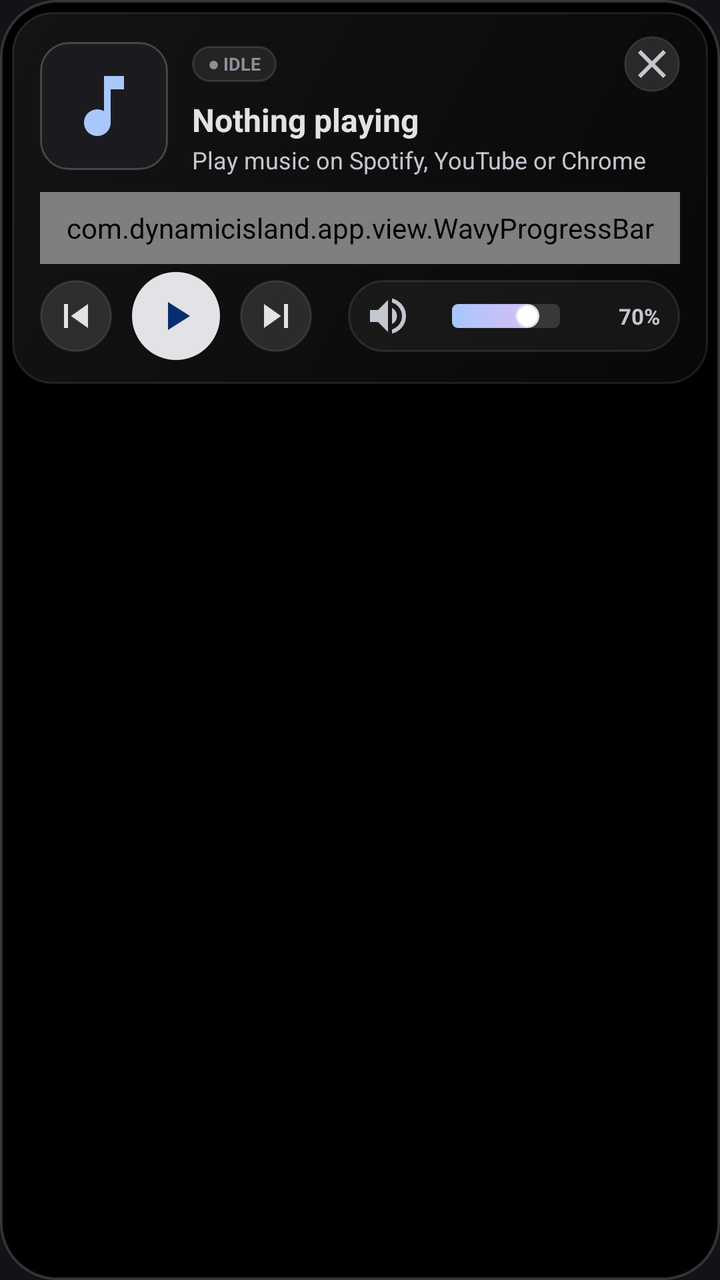
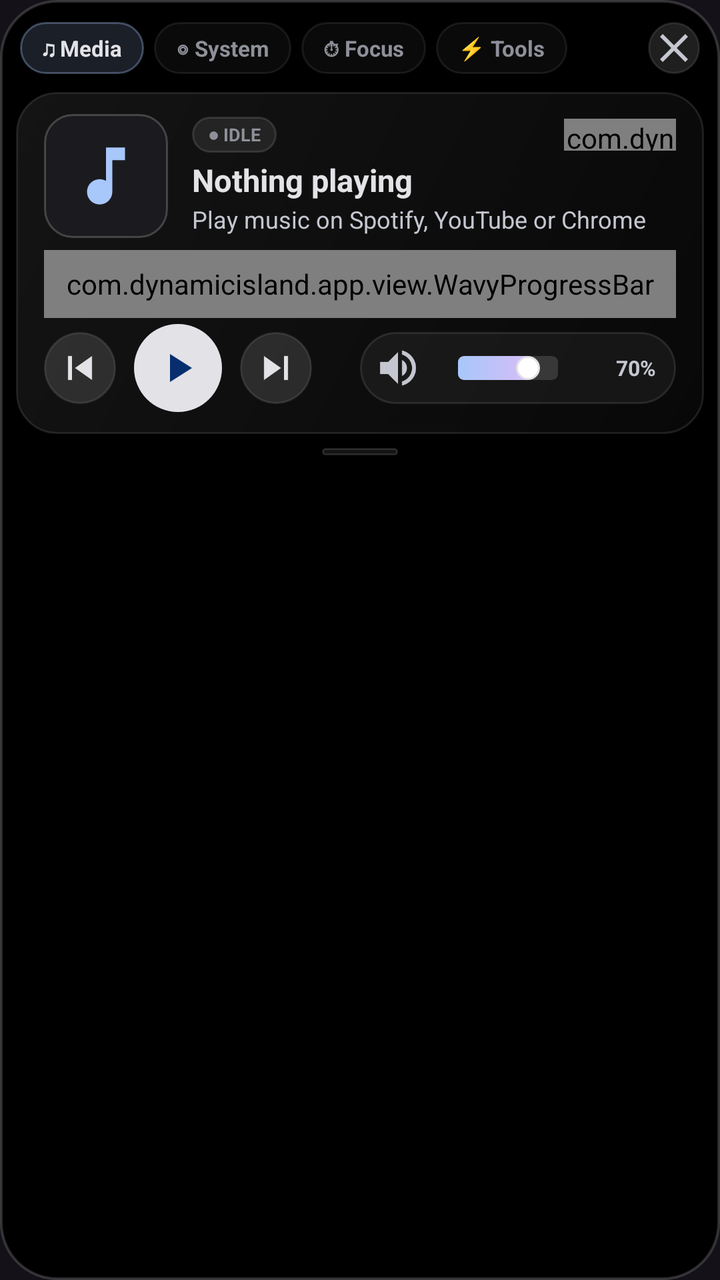

Compare the two renders of this Android layout. The source of the first and the diff that turns it into the second are given below.
<!-- AndroidManifest.xml: application theme Theme.DynamicIsland -->
<!-- res/layout/layout_island_expanded.xml -->
<?xml version="1.0" encoding="utf-8"?>
<LinearLayout xmlns:android="http://schemas.android.com/apk/res/android"
    xmlns:app="http://schemas.android.com/apk/res-auto"
    android:id="@+id/expanded_container"
    android:layout_width="match_parent"
    android:layout_height="wrap_content"
    android:background="@drawable/bg_island_expanded"
    android:orientation="vertical"
    android:padding="6dp">

    
    <LinearLayout
        android:id="@+id/media_main_card"
        android:layout_width="match_parent"
        android:layout_height="wrap_content"
        android:background="@drawable/bg_media_main_card"
        android:orientation="vertical"
        android:paddingStart="14dp"
        android:paddingTop="12dp"
        android:paddingEnd="14dp"
        android:paddingBottom="12dp">

        
        <LinearLayout
            android:layout_width="match_parent"
            android:layout_height="wrap_content"
            android:gravity="center_vertical"
            android:orientation="horizontal">

            <ImageView
                android:id="@+id/expanded_art"
                android:layout_width="64dp"
                android:layout_height="64dp"
                android:background="@drawable/bg_album_art"
                android:contentDescription="Album Art"
                android:padding="12dp"
                android:scaleType="centerCrop"
                android:src="@drawable/ic_music"
                app:tint="@color/m3_primary" />

            <LinearLayout
                android:layout_width="0dp"
                android:layout_height="wrap_content"
                android:layout_marginStart="12dp"
                android:layout_weight="1"
                android:orientation="vertical">

                <LinearLayout
                    android:layout_width="match_parent"
                    android:layout_height="wrap_content"
                    android:gravity="center_vertical"
                    android:orientation="horizontal">

                    <TextView
                        android:id="@+id/expanded_badge"
                        android:layout_width="wrap_content"
                        android:layout_height="18dp"
                        android:background="@drawable/bg_app_badge"
                        android:gravity="center"
                        android:paddingStart="8dp"
                        android:paddingEnd="8dp"
                        android:text="● IDLE"
                        android:textColor="@color/m3_muted"
                        android:textSize="9sp"
                        android:textStyle="bold" />

                    <View
                        android:layout_width="0dp"
                        android:layout_height="1dp"
                        android:layout_weight="1" />

                    <ImageButton
                        android:id="@+id/btn_collapse"
                        android:layout_width="28dp"
                        android:layout_height="28dp"
                        android:background="@drawable/bg_pill_button"
                        android:contentDescription="Collapse"
                        android:padding="6dp"
                        android:src="@drawable/ic_close"
                        app:tint="@color/m3_on_surface_var" />
                </LinearLayout>

                <TextView
                    android:id="@+id/expanded_title"
                    android:layout_width="match_parent"
                    android:layout_height="wrap_content"
                    android:layout_marginTop="3dp"
                    android:ellipsize="marquee"
                    android:focusable="true"
                    android:marqueeRepeatLimit="marquee_forever"
                    android:singleLine="true"
                    android:text="Nothing playing"
                    android:textColor="@color/m3_on_surface"
                    android:textSize="16sp"
                    android:textStyle="bold" />

                <TextView
                    android:id="@+id/expanded_artist"
                    android:layout_width="match_parent"
                    android:layout_height="wrap_content"
                    android:layout_marginTop="1dp"
                    android:ellipsize="end"
                    android:singleLine="true"
                    android:text="Play music on Spotify, YouTube or Chrome"
                    android:textColor="@color/m3_on_surface_var"
                    android:textSize="12sp" />
            </LinearLayout>

        </LinearLayout>

        
        <com.dynamicisland.app.view.WavyProgressBar
            android:id="@+id/expanded_wavy_progress"
            android:layout_width="match_parent"
            android:layout_height="36dp"
            android:layout_marginTop="8dp" />

        
        <LinearLayout
            android:layout_width="match_parent"
            android:layout_height="wrap_content"
            android:gravity="center_vertical"
            android:orientation="horizontal"
            android:paddingTop="4dp">

            
            <LinearLayout
                android:layout_width="wrap_content"
                android:layout_height="wrap_content"
                android:gravity="center_vertical"
                android:orientation="horizontal">

                <ImageButton
                    android:id="@+id/btn_prev"
                    android:layout_width="36dp"
                    android:layout_height="36dp"
                    android:background="@drawable/bg_pill_button"
                    android:contentDescription="Previous"
                    android:padding="8dp"
                    android:src="@drawable/ic_prev"
                    app:tint="@color/m3_on_surface" />

                <ImageButton
                    android:id="@+id/btn_play_pause"
                    android:layout_width="44dp"
                    android:layout_height="44dp"
                    android:layout_marginStart="10dp"
                    android:layout_marginEnd="10dp"
                    android:background="@drawable/bg_play_btn"
                    android:contentDescription="Play or Pause"
                    android:padding="10dp"
                    android:src="@drawable/ic_play"
                    app:tint="@color/m3_on_primary" />

                <ImageButton
                    android:id="@+id/btn_next"
                    android:layout_width="36dp"
                    android:layout_height="36dp"
                    android:background="@drawable/bg_pill_button"
                    android:contentDescription="Next"
                    android:padding="8dp"
                    android:src="@drawable/ic_next"
                    app:tint="@color/m3_on_surface" />
            </LinearLayout>

            <View
                android:layout_width="0dp"
                android:layout_height="1dp"
                android:layout_weight="1" />

            
            <LinearLayout
                android:id="@+id/vol_pill"
                android:layout_width="wrap_content"
                android:layout_height="36dp"
                android:background="@drawable/bg_volume_pill"
                android:gravity="center_vertical"
                android:orientation="horizontal"
                android:paddingStart="8dp"
                android:paddingEnd="10dp">

                <ImageButton
                    android:id="@+id/btn_vol_icon"
                    android:layout_width="24dp"
                    android:layout_height="24dp"
                    android:background="@android:color/transparent"
                    android:contentDescription="Volume"
                    android:src="@drawable/ic_volume"
                    app:tint="@color/m3_on_surface_var" />

                <SeekBar
                    android:id="@+id/slider_volume"
                    android:layout_width="86dp"
                    android:layout_height="wrap_content"
                    android:layout_marginStart="4dp"
                    android:layout_marginEnd="4dp"
                    android:max="100"
                    android:progress="70"
                    android:progressDrawable="@drawable/volume_progress"
                    android:splitTrack="false"
                    android:thumb="@drawable/volume_thumb" />

                <TextView
                    android:id="@+id/tv_volume_lbl"
                    android:layout_width="30dp"
                    android:layout_height="wrap_content"
                    android:gravity="end"
                    android:text="70%"
                    android:textColor="@color/m3_on_surface_var"
                    android:textSize="11sp"
                    android:textStyle="bold" />
            </LinearLayout>

        </LinearLayout>

    </LinearLayout>

</LinearLayout>
<!-- resources referenced by this layout -->
<resources>
  <color name="m3_muted">#8E9099</color>
  <color name="m3_on_primary">#062E6F</color>
  <color name="m3_on_surface">#E3E2E6</color>
  <color name="m3_on_surface_var">#C4C6D0</color>
  <color name="m3_primary">#A8C7FA</color>
  <!-- drawable bg_album_art (drawable) -->
  <?xml version="1.0" encoding="utf-8"?>
  <shape xmlns:android="http://schemas.android.com/apk/res/android"
      android:shape="rectangle">
      <solid android:color="#1B1B1F" />
      <corners android:radius="14dp" />
      <stroke
          android:width="1dp"
          android:color="#33FFFFFF" />
  </shape>
  <!-- drawable bg_app_badge (drawable) -->
  <?xml version="1.0" encoding="utf-8"?>
  <shape xmlns:android="http://schemas.android.com/apk/res/android"
      android:shape="rectangle">
      <solid android:color="#14FFFFFF" />
      <corners android:radius="9dp" />
      <stroke
          android:width="1dp"
          android:color="#1FFFFFFF" />
  </shape>
  <!-- drawable bg_play_btn (drawable) -->
  <?xml version="1.0" encoding="utf-8"?>
  <ripple xmlns:android="http://schemas.android.com/apk/res/android"
      android:color="#40A8C7FA">
      <item>
          <shape android:shape="oval">
              <solid android:color="#E3E2E6" />
          </shape>
      </item>
  </ripple>
  <!-- drawable ic_play (drawable) -->
  <vector xmlns:android="http://schemas.android.com/apk/res/android"
      android:width="24dp"
      android:height="24dp"
      android:viewportWidth="24"
      android:viewportHeight="24">
      <path
          android:fillColor="#FFFFFFFF"
          android:pathData="M8,5v14l11,-7z" />
  </vector>
  <!-- drawable ic_prev (drawable) -->
  <vector xmlns:android="http://schemas.android.com/apk/res/android"
      android:width="24dp"
      android:height="24dp"
      android:viewportWidth="24"
      android:viewportHeight="24">
      <path
          android:fillColor="#FFFFFFFF"
          android:pathData="M6,6h2v12H6zm3.5,6l8.5,6V6z" />
  </vector>
  <color name="black">#000000</color>
  <color name="island_primary">#A8C7FA</color>
  <color name="island_tertiary">#E7B9F5</color>
  <!-- unchanged entries left out for length: 11 -->
</resources>

<!-- the commit's change to res/layout/layout_island_expanded.xml (unified diff, before → after) -->
@@ -6,19 +6,104 @@
     android:layout_height="wrap_content"
     android:background="@drawable/bg_island_expanded"
     android:orientation="vertical"
-    android:padding="6dp">
+    android:paddingStart="8dp"
+    android:paddingTop="8dp"
+    android:paddingEnd="8dp"
+    android:paddingBottom="6dp">
 
     
     <LinearLayout
-        android:id="@+id/media_main_card"
+        android:layout_width="match_parent"
+        android:layout_height="32dp"
+        android:layout_marginBottom="6dp"
+        android:gravity="center_vertical"
+        android:orientation="horizontal"
+        android:paddingStart="2dp"
+        android:paddingEnd="2dp">
+
+        <TextView
+            android:id="@+id/tab_media"
+            android:layout_width="wrap_content"
+            android:layout_height="26dp"
+            android:background="@drawable/bg_tab_selected"
+            android:gravity="center"
+            android:paddingStart="11dp"
+            android:paddingEnd="11dp"
+            android:text="♫ Media"
+            android:textColor="@color/m3_on_surface"
+            android:textSize="11sp"
+            android:textStyle="bold" />
+
+        <TextView
+            android:id="@+id/tab_system"
+            android:layout_width="wrap_content"
+            android:layout_height="26dp"
+            android:layout_marginStart="5dp"
+            android:background="@drawable/bg_tab_unselected"
+            android:gravity="center"
+            android:paddingStart="11dp"
+            android:paddingEnd="11dp"
+            android:text="◎ System"
+            android:textColor="@color/m3_muted"
+            android:textSize="11sp"
+            android:textStyle="bold" />
+
+        <TextView
+            android:id="@+id/tab_focus"
+            android:layout_width="wrap_content"
+            android:layout_height="26dp"
+            android:layout_marginStart="5dp"
+            android:background="@drawable/bg_tab_unselected"
+            android:gravity="center"
+            android:paddingStart="11dp"
+            android:paddingEnd="11dp"
+            android:text="⏱ Focus"
+            android:textColor="@color/m3_muted"
+            android:textSize="11sp"
+            android:textStyle="bold" />
+
+        <TextView
+            android:id="@+id/tab_tools"
+            android:layout_width="wrap_content"
+            android:layout_height="26dp"
+            android:layout_marginStart="5dp"
+            android:background="@drawable/bg_tab_unselected"
+            android:gravity="center"
+            android:paddingStart="11dp"
+            android:paddingEnd="11dp"
+            android:text="⚡ Tools"
+            android:textColor="@color/m3_muted"
+            android:textSize="11sp"
+            android:textStyle="bold" />
+
+        <View
+            android:layout_width="0dp"
+            android:layout_height="1dp"
+            android:layout_weight="1" />
+
+        <ImageButton
+            android:id="@+id/btn_collapse"
+            android:layout_width="26dp"
+            android:layout_height="26dp"
+            android:background="@drawable/bg_pill_button"
+            android:contentDescription="Collapse"
+            android:padding="5dp"
+            android:src="@drawable/ic_close"
+            app:tint="@color/m3_on_surface_var" />
+    </LinearLayout>
+
+    
+    <LinearLayout
+        android:id="@+id/page_media"
         android:layout_width="match_parent"
         android:layout_height="wrap_content"
         android:background="@drawable/bg_media_main_card"
         android:orientation="vertical"
         android:paddingStart="14dp"
-        android:paddingTop="12dp"
+        android:paddingTop="11dp"
         android:paddingEnd="14dp"
-        android:paddingBottom="12dp">
+        android:paddingBottom="11dp"
+        android:visibility="visible">
 
         
         <LinearLayout
@@ -29,8 +114,8 @@
 
             <ImageView
                 android:id="@+id/expanded_art"
-                android:layout_width="64dp"
-                android:layout_height="64dp"
+                android:layout_width="62dp"
+                android:layout_height="62dp"
                 android:background="@drawable/bg_album_art"
                 android:contentDescription="Album Art"
                 android:padding="12dp"
@@ -69,15 +154,10 @@
                         android:layout_height="1dp"
                         android:layout_weight="1" />
 
-                    <ImageButton
-                        android:id="@+id/btn_collapse"
-                        android:layout_width="28dp"
-                        android:layout_height="28dp"
-                        android:background="@drawable/bg_pill_button"
-                        android:contentDescription="Collapse"
-                        android:padding="6dp"
-                        android:src="@drawable/ic_close"
-                        app:tint="@color/m3_on_surface_var" />
+                    <com.dynamicisland.app.view.WaveformVisualizerView
+                        android:id="@+id/expanded_visualizer"
+                        android:layout_width="56dp"
+                        android:layout_height="16dp" />
                 </LinearLayout>
 
                 <TextView
@@ -91,7 +171,7 @@
                     android:singleLine="true"
                     android:text="Nothing playing"
                     android:textColor="@color/m3_on_surface"
-                    android:textSize="16sp"
+                    android:textSize="15.5sp"
                     android:textStyle="bold" />
 
                 <TextView
@@ -112,8 +192,8 @@
         <com.dynamicisland.app.view.WavyProgressBar
             android:id="@+id/expanded_wavy_progress"
             android:layout_width="match_parent"
-            android:layout_height="36dp"
-            android:layout_marginTop="8dp" />
+            android:layout_height="34dp"
+            android:layout_marginTop="6dp" />
 
         
         <LinearLayout
@@ -121,9 +201,8 @@
             android:layout_height="wrap_content"
             android:gravity="center_vertical"
             android:orientation="horizontal"
-            android:paddingTop="4dp">
-
-            
+            android:paddingTop="3dp">
+
             <LinearLayout
                 android:layout_width="wrap_content"
                 android:layout_height="wrap_content"
@@ -144,8 +223,8 @@
                     android:id="@+id/btn_play_pause"
                     android:layout_width="44dp"
                     android:layout_height="44dp"
-                    android:layout_marginStart="10dp"
-                    android:layout_marginEnd="10dp"
+                    android:layout_marginStart="9dp"
+                    android:layout_marginEnd="9dp"
                     android:background="@drawable/bg_play_btn"
                     android:contentDescription="Play or Pause"
                     android:padding="10dp"
@@ -181,8 +260,8 @@
 
                 <ImageButton
                     android:id="@+id/btn_vol_icon"
-                    android:layout_width="24dp"
-                    android:layout_height="24dp"
+                    android:layout_width="22dp"
+                    android:layout_height="22dp"
                     android:background="@android:color/transparent"
                     android:contentDescription="Volume"
                     android:src="@drawable/ic_volume"
@@ -190,10 +269,10 @@
 
                 <SeekBar
                     android:id="@+id/slider_volume"
-                    android:layout_width="86dp"
+                    android:layout_width="82dp"
                     android:layout_height="wrap_content"
-                    android:layout_marginStart="4dp"
-                    android:layout_marginEnd="4dp"
+                    android:layout_marginStart="3dp"
+                    android:layout_marginEnd="3dp"
                     android:max="100"
                     android:progress="70"
                     android:progressDrawable="@drawable/volume_progress"
@@ -207,7 +286,7 @@
                     android:gravity="end"
                     android:text="70%"
                     android:textColor="@color/m3_on_surface_var"
-                    android:textSize="11sp"
+                    android:textSize="10.5sp"
                     android:textStyle="bold" />
             </LinearLayout>
 
@@ -215,4 +294,334 @@
 
     </LinearLayout>
 
+    
+    <LinearLayout
+        android:id="@+id/page_system"
+        android:layout_width="match_parent"
+        android:layout_height="wrap_content"
+        android:background="@drawable/bg_media_main_card"
+        android:orientation="vertical"
+        android:padding="12dp"
+        android:visibility="gone">
+
+        <LinearLayout
+            android:layout_width="match_parent"
+            android:layout_height="96dp"
+            android:gravity="center"
+            android:orientation="horizontal">
+
+            <com.dynamicisland.app.view.RingGaugeView
+                android:id="@+id/gauge_ram"
+                android:layout_width="0dp"
+                android:layout_height="match_parent"
+                android:layout_weight="1" />
+
+            <com.dynamicisland.app.view.RingGaugeView
+                android:id="@+id/gauge_battery"
+                android:layout_width="0dp"
+                android:layout_height="match_parent"
+                android:layout_weight="1" />
+
+            <com.dynamicisland.app.view.RingGaugeView
+                android:id="@+id/gauge_storage"
+                android:layout_width="0dp"
+                android:layout_height="match_parent"
+                android:layout_weight="1" />
+        </LinearLayout>
+
+        
+        <LinearLayout
+            android:layout_width="match_parent"
+            android:layout_height="wrap_content"
+            android:layout_marginTop="6dp"
+            android:background="@drawable/bg_volume_pill"
+            android:gravity="center_vertical"
+            android:orientation="horizontal"
+            android:paddingStart="12dp"
+            android:paddingTop="7dp"
+            android:paddingEnd="12dp"
+            android:paddingBottom="7dp">
+
+            <TextView
+                android:id="@+id/tv_sys_network"
+                android:layout_width="0dp"
+                android:layout_height="wrap_content"
+                android:layout_weight="1"
+                android:singleLine="true"
+                android:text="● Wi-Fi Connected"
+                android:textColor="@color/m3_green"
+                android:textSize="11sp"
+                android:textStyle="bold" />
+
+            <TextView
+                android:id="@+id/tv_sys_details"
+                android:layout_width="wrap_content"
+                android:layout_height="wrap_content"
+                android:singleLine="true"
+                android:text="32°C · Uptime 4h"
+                android:textColor="@color/m3_on_surface_var"
+                android:textSize="11sp" />
+        </LinearLayout>
+
+    </LinearLayout>
+
+    
+    <LinearLayout
+        android:id="@+id/page_focus"
+        android:layout_width="match_parent"
+        android:layout_height="wrap_content"
+        android:background="@drawable/bg_media_main_card"
+        android:gravity="center_horizontal"
+        android:orientation="vertical"
+        android:padding="12dp"
+        android:visibility="gone">
+
+        <LinearLayout
+            android:layout_width="match_parent"
+            android:layout_height="wrap_content"
+            android:gravity="center_vertical"
+            android:orientation="horizontal">
+
+            <TextView
+                android:id="@+id/tv_focus_status"
+                android:layout_width="wrap_content"
+                android:layout_height="20dp"
+                android:background="@drawable/bg_app_badge"
+                android:gravity="center"
+                android:paddingStart="8dp"
+                android:paddingEnd="8dp"
+                android:text="● POMODORO FOCUS"
+                android:textColor="@color/m3_tertiary"
+                android:textSize="9.5sp"
+                android:textStyle="bold" />
+
+            <View
+                android:layout_width="0dp"
+                android:layout_height="1dp"
+                android:layout_weight="1" />
+
+            <TextView
+                android:id="@+id/tv_focus_timer"
+                android:layout_width="wrap_content"
+                android:layout_height="wrap_content"
+                android:fontFamily="monospace"
+                android:text="25:00"
+                android:textColor="@color/m3_on_surface"
+                android:textSize="26sp"
+                android:textStyle="bold" />
+        </LinearLayout>
+
+        
+        <LinearLayout
+            android:layout_width="match_parent"
+            android:layout_height="wrap_content"
+            android:layout_marginTop="8dp"
+            android:gravity="center"
+            android:orientation="horizontal">
+
+            <TextView
+                android:id="@+id/chip_5m"
+                android:layout_width="0dp"
+                android:layout_height="28dp"
+                android:layout_marginEnd="6dp"
+                android:layout_weight="1"
+                android:background="@drawable/bg_tab_unselected"
+                android:gravity="center"
+                android:text="5 min"
+                android:textColor="@color/m3_on_surface_var"
+                android:textSize="11sp"
+                android:textStyle="bold" />
+
+            <TextView
+                android:id="@+id/chip_15m"
+                android:layout_width="0dp"
+                android:layout_height="28dp"
+                android:layout_marginEnd="6dp"
+                android:layout_weight="1"
+                android:background="@drawable/bg_tab_unselected"
+                android:gravity="center"
+                android:text="15 min"
+                android:textColor="@color/m3_on_surface_var"
+                android:textSize="11sp"
+                android:textStyle="bold" />
+
+            <TextView
+                android:id="@+id/chip_25m"
+                android:layout_width="0dp"
+                android:layout_height="28dp"
+                android:layout_marginEnd="6dp"
+                android:layout_weight="1"
+                android:background="@drawable/bg_tab_selected"
+                android:gravity="center"
+                android:text="25 min"
+                android:textColor="@color/m3_on_surface"
+                android:textSize="11sp"
+                android:textStyle="bold" />
+
+            <TextView
+                android:id="@+id/chip_45m"
+                android:layout_width="0dp"
+                android:layout_height="28dp"
+                android:layout_weight="1"
+                android:background="@drawable/bg_tab_unselected"
+                android:gravity="center"
+                android:text="45 min"
+                android:textColor="@color/m3_on_surface_var"
+                android:textSize="11sp"
+                android:textStyle="bold" />
+        </LinearLayout>
+
+        
+        <LinearLayout
+            android:layout_width="match_parent"
+            android:layout_height="wrap_content"
+            android:layout_marginTop="10dp"
+            android:gravity="center"
+            android:orientation="horizontal">
+
+            <TextView
+                android:id="@+id/btn_focus_toggle"
+                android:layout_width="0dp"
+                android:layout_height="34dp"
+                android:layout_marginEnd="8dp"
+                android:layout_weight="1.5"
+                android:background="@drawable/bg_tool_tile_active"
+                android:gravity="center"
+                android:text="▶ Start Focus"
+                android:textColor="@color/m3_on_surface"
+                android:textSize="12sp"
+                android:textStyle="bold" />
+
+            <TextView
+                android:id="@+id/btn_focus_reset"
+                android:layout_width="0dp"
+                android:layout_height="34dp"
+                android:layout_weight="1"
+                android:background="@drawable/bg_tool_tile"
+                android:gravity="center"
+                android:text="↺ Reset"
+                android:textColor="@color/m3_on_surface_var"
+                android:textSize="12sp"
+                android:textStyle="bold" />
+        </LinearLayout>
+
+    </LinearLayout>
+
+    
+    <LinearLayout
+        android:id="@+id/page_tools"
+        android:layout_width="match_parent"
+        android:layout_height="wrap_content"
+        android:background="@drawable/bg_media_main_card"
+        android:orientation="vertical"
+        android:padding="10dp"
+        android:visibility="gone">
+
+        
+        <LinearLayout
+            android:layout_width="match_parent"
+            android:layout_height="wrap_content"
+            android:orientation="horizontal">
+
+            <TextView
+                android:id="@+id/tile_torch"
+                android:layout_width="0dp"
+                android:layout_height="44dp"
+                android:layout_marginEnd="6dp"
+                android:layout_weight="1"
+                android:background="@drawable/bg_tool_tile"
+                android:gravity="center"
+                android:text="⚡ Torch Off"
+                android:textColor="@color/m3_on_surface"
+                android:textSize="11.5sp"
+                android:textStyle="bold" />
+
+            <TextView
+                android:id="@+id/tile_ringer"
+                android:layout_width="0dp"
+                android:layout_height="44dp"
+                android:layout_marginEnd="6dp"
+                android:layout_weight="1"
+                android:background="@drawable/bg_tool_tile"
+                android:gravity="center"
+                android:text="🔔 Sound"
+                android:textColor="@color/m3_on_surface"
+                android:textSize="11.5sp"
+                android:textStyle="bold" />
+
+            <TextView
+                android:id="@+id/tile_camera"
+                android:layout_width="0dp"
+                android:layout_height="44dp"
+                android:layout_weight="1"
+                android:background="@drawable/bg_tool_tile"
+                android:gravity="center"
+                android:text="📷 Camera"
+                android:textColor="@color/m3_on_surface"
+                android:textSize="11.5sp"
+                android:textStyle="bold" />
+        </LinearLayout>
+
+        
+        <LinearLayout
+            android:layout_width="match_parent"
+            android:layout_height="wrap_content"
+            android:layout_marginTop="6dp"
+            android:orientation="horizontal">
+
+            <TextView
+                android:id="@+id/tile_calc"
+                android:layout_width="0dp"
+                android:layout_height="44dp"
+                android:layout_marginEnd="6dp"
+                android:layout_weight="1"
+                android:background="@drawable/bg_tool_tile"
+                android:gravity="center"
+                android:text="🧮 Calc"
+                android:textColor="@color/m3_on_surface"
+                android:textSize="11.5sp"
+                android:textStyle="bold" />
+
+            <TextView
+                android:id="@+id/tile_alarms"
+                android:layout_width="0dp"
+                android:layout_height="44dp"
+                android:layout_marginEnd="6dp"
+                android:layout_weight="1"
+                android:background="@drawable/bg_tool_tile"
+                android:gravity="center"
+                android:text="⏰ Clock"
+                android:textColor="@color/m3_on_surface"
+                android:textSize="11.5sp"
+                android:textStyle="bold" />
+
+            <TextView
+                android:id="@+id/tile_settings"
+                android:layout_width="0dp"
+                android:layout_height="44dp"
+                android:layout_weight="1"
+                android:background="@drawable/bg_tool_tile"
+                android:gravity="center"
+                android:text="⚙ Island"
+                android:textColor="@color/m3_primary"
+                android:textSize="11.5sp"
+                android:textStyle="bold" />
+        </LinearLayout>
+
+    </LinearLayout>
+
+    
+    <FrameLayout
+        android:id="@+id/bottom_grabber_area"
+        android:layout_width="match_parent"
+        android:layout_height="14dp"
+        android:layout_marginTop="2dp">
+
+        <View
+            android:layout_width="38dp"
+            android:layout_height="3.5dp"
+            android:layout_gravity="center"
+            android:background="@drawable/bg_app_badge" />
+    </FrameLayout>
+
 </LinearLayout>
<!-- resource entries referenced after the edit -->
@@ -1,10 +1,12 @@
 <!-- resources referenced by this layout -->
 <resources>
+  <color name="m3_green">#7FD88F</color>
   <color name="m3_muted">#8E9099</color>
   <color name="m3_on_primary">#062E6F</color>
   <color name="m3_on_surface">#E3E2E6</color>
   <color name="m3_on_surface_var">#C4C6D0</color>
   <color name="m3_primary">#A8C7FA</color>
+  <color name="m3_tertiary">#E7B9F5</color>
   <!-- drawable bg_album_art (drawable) -->
   <?xml version="1.0" encoding="utf-8"?>
   <shape xmlns:android="http://schemas.android.com/apk/res/android"
@@ -35,6 +37,54 @@
           </shape>
       </item>
   </ripple>
+  <!-- drawable bg_tab_selected (drawable) -->
+  <?xml version="1.0" encoding="utf-8"?>
+  <shape xmlns:android="http://schemas.android.com/apk/res/android"
+      android:shape="rectangle">
+      <solid android:color="#28A8C7FA" />
+      <corners android:radius="999dp" />
+      <stroke
+          android:width="1dp"
+          android:color="#55A8C7FA" />
+  </shape>
+  <!-- drawable bg_tab_unselected (drawable) -->
+  <?xml version="1.0" encoding="utf-8"?>
+  <shape xmlns:android="http://schemas.android.com/apk/res/android"
+      android:shape="rectangle">
+      <solid android:color="#0AFFFFFF" />
+      <corners android:radius="999dp" />
+      <stroke
+          android:width="1dp"
+          android:color="#14FFFFFF" />
+  </shape>
+  <!-- drawable bg_tool_tile (drawable) -->
+  <?xml version="1.0" encoding="utf-8"?>
+  <ripple xmlns:android="http://schemas.android.com/apk/res/android"
+      android:color="#33FFFFFF">
+      <item>
+          <shape android:shape="rectangle">
+              <solid android:color="#12FFFFFF" />
+              <corners android:radius="14dp" />
+              <stroke
+                  android:width="1dp"
+                  android:color="#1FFFFFFF" />
+          </shape>
+      </item>
+  </ripple>
+  <!-- drawable bg_tool_tile_active (drawable) -->
+  <?xml version="1.0" encoding="utf-8"?>
+  <ripple xmlns:android="http://schemas.android.com/apk/res/android"
+      android:color="#40A8C7FA">
+      <item>
+          <shape android:shape="rectangle">
+              <solid android:color="#33A8C7FA" />
+              <corners android:radius="14dp" />
+              <stroke
+                  android:width="1.2dp"
+                  android:color="#80A8C7FA" />
+          </shape>
+      </item>
+  </ripple>
   <!-- drawable ic_play (drawable) -->
   <vector xmlns:android="http://schemas.android.com/apk/res/android"
       android:width="24dp"
